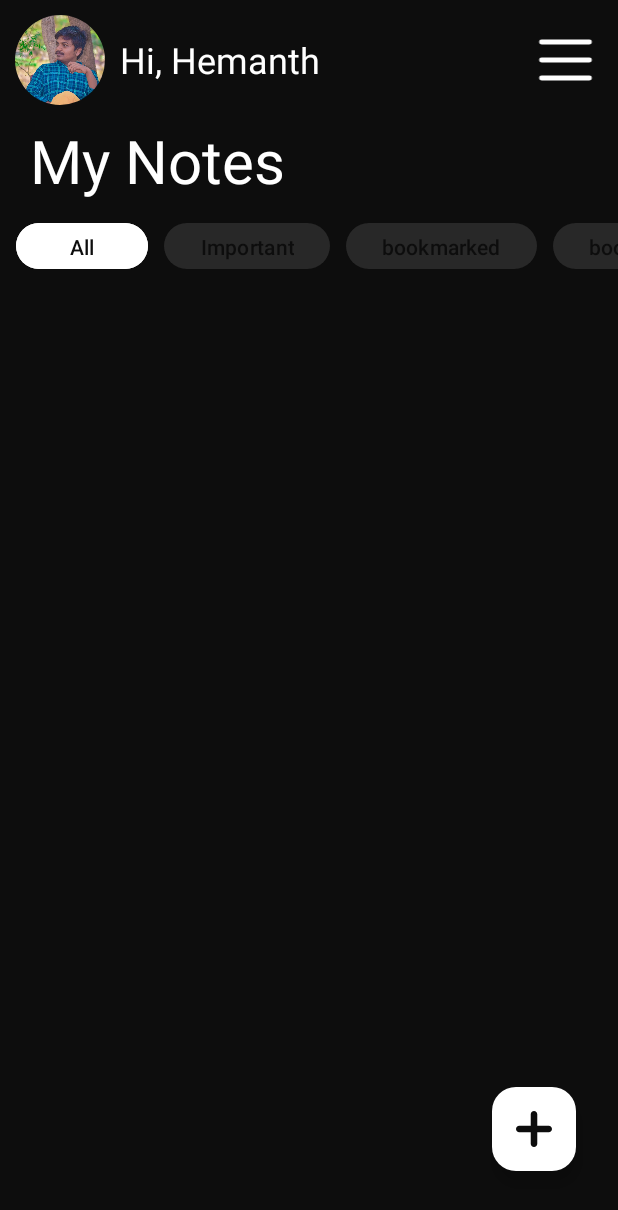
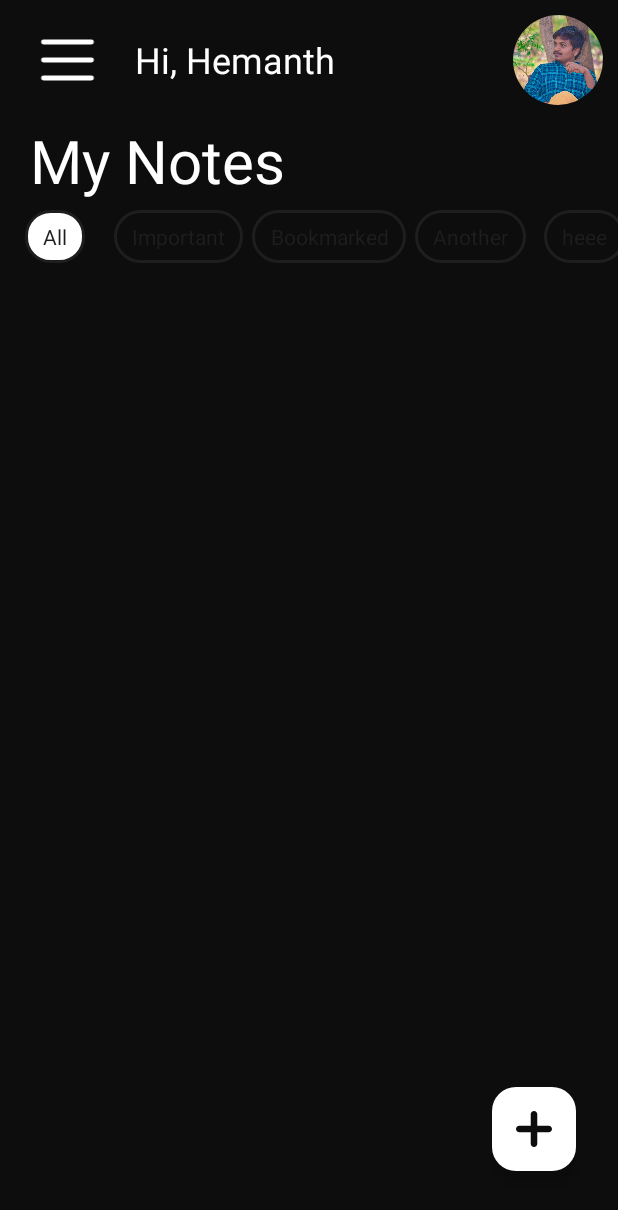
Before and after one commit to Thogaruchesti-hemanth/Notes-App, an Android app: the screen it shows after launch (MainActivity), on a phone screen of 412 x 824 dp. Shown: the top 1210 px of the screen. Run offline under Robolectric (Android 15) with nearby library versions, the phone set to English and light mode, and no system bars.

Commit message:
drawerLayout added

```diff
--- a/app/src/main/java/com/example/notes/MainActivity.java
+++ b/app/src/main/java/com/example/notes/MainActivity.java
@@ -5,12 +5,16 @@ import android.content.Intent;
 import android.os.Bundle;
 import android.util.Log;
 import android.view.View;
+import android.widget.ImageView;
+import android.widget.TextView;
 
 import androidx.activity.EdgeToEdge;
 import androidx.appcompat.app.AppCompatActivity;
 import androidx.core.graphics.Insets;
+import androidx.core.view.GravityCompat;
 import androidx.core.view.ViewCompat;
 import androidx.core.view.WindowInsetsCompat;
+import androidx.drawerlayout.widget.DrawerLayout;
 import androidx.recyclerview.widget.DividerItemDecoration;
 import androidx.recyclerview.widget.GridLayoutManager;
 import androidx.recyclerview.widget.LinearLayoutManager;
@@ -18,6 +22,7 @@ import androidx.recyclerview.widget.RecyclerView;
 import androidx.recyclerview.widget.StaggeredGridLayoutManager;
 
 import com.google.android.material.floatingactionbutton.FloatingActionButton;
+import com.google.android.material.tabs.TabLayout;
 
 import java.util.ArrayList;
 import java.util.List;
@@ -32,6 +37,8 @@ public class MainActivity extends AppCompatActivity {
     NoteAdapter noteAdapter;
     ArrayList<Note> notesList;
 
+    private TabLayout tabLayout;
+
     @Override
     protected void onCreate(Bundle savedInstanceState) {
         super.onCreate(savedInstanceState);
@@ -40,6 +47,55 @@ public class MainActivity extends AppCompatActivity {
         dbHelper = new DatabaseHelper(this);
         recyclerView=findViewById(R.id.recyclerView);
         flabButton=findViewById(R.id.floatingActionButton);
+        tabLayout = findViewById(R.id.tabLayout);
+
+        String[] tabTitles = {"All", "Important", "Bookmarked", "Another","heee","eedfdf","efefdfd0","fdaew"};
+
+        for (String title : tabTitles) {
+            TabLayout.Tab tab = tabLayout.newTab();
+            tab.setCustomView(R.layout.tab_item);
+            TextView tabText = tab.getCustomView().findViewById(R.id.tabText);
+            tabText.setText(title);
+
+            tabLayout.addTab(tab);
+        }
+
+        tabLayout.addOnTabSelectedListener(new TabLayout.OnTabSelectedListener() {
+            @Override
+            public void onTabSelected(TabLayout.Tab tab) {
+
+                View customView = tab.getCustomView();
+                if (customView != null) {
+                    customView.setBackgroundResource(R.drawable.button_background);
+                }
+            }
+
+            @Override
+            public void onTabUnselected(TabLayout.Tab tab) {
+                View customView = tab.getCustomView();
+                if (customView != null) {
+                    customView.setBackgroundResource(R.drawable.button_background);
+                }
+            }
+
+            @Override
+            public void onTabReselected(TabLayout.Tab tab) {
+                // Optional: Handle reselection
+            }
+        });
+
+
+
+        DrawerLayout drawerLayout = findViewById(R.id.main);
+        ImageView menuButton = findViewById(R.id.menubutton);
+
+        menuButton.setOnClickListener(v -> {
+            if (drawerLayout.isDrawerOpen(GravityCompat.START)) {
+                drawerLayout.closeDrawer(GravityCompat.START);
+            } else {
+                drawerLayout.openDrawer(GravityCompat.START);
+            }
+        });
 
 
         notesList=dbHelper.getAllNotes();
--- a/app/src/main/res/drawable/button_background.xml
+++ b/app/src/main/res/drawable/button_background.xml
@@ -1,19 +1,29 @@
-<?xml version="1.0" encoding="utf-8"?>
-<shape xmlns:android="http://schemas.android.com/apk/res/android">
-
-
-    <!-- Set the corner radius for rounded edges -->
+<selector xmlns:android="http://schemas.android.com/apk/res/android">
+    <item android:state_selected="true">
+        <shape android:shape="rectangle">
+            <solid android:color="@color/white" />
             <corners android:radius="16dp" />
-
-    <!-- Optionally, you can add a border -->
             <stroke
                 android:color="#1D1E1D"
                 android:width="2dp" />
-
-    <!-- Add padding inside the button -->
             <padding
-        android:left="24dp"
-        android:top="16dp"
-        android:right="24dp"
-        android:bottom="16dp" />
+                android:left="12dp"
+                android:top="8dp"
+                android:right="12dp"
+                android:bottom="8dp" />
         </shape>
+    </item>
+    <item>
+        <shape android:shape="rectangle">
+            <corners android:radius="24dp" />
+            <stroke
+                android:color="#1D1E1D"
+                android:width="2dp" />
+            <padding
+                android:left="12dp"
+                android:top="8dp"
+                android:right="12dp"
+                android:bottom="8dp" />
+        </shape>
+    </item>
+</selector>
--- /dev/null
+++ b/app/src/main/res/drawable/circle_background.xml
@@ -0,0 +1,11 @@
+<?xml version="1.0" encoding="utf-8"?>
+<shape xmlns:android="http://schemas.android.com/apk/res/android"
+    android:shape="oval">
+
+    <solid android:color="@color/white" /> <!-- Background color -->
+    <size android:width="80dp" android:height="80dp" /> <!-- Optional: Define fixed size -->
+    <stroke
+        android:width="1dp"
+        android:color="@color/black" /> <!-- Optional: Add a border -->
+
+</shape>
--- /dev/null
+++ b/app/src/main/res/drawable/ic_all_notes.xml
@@ -0,0 +1,5 @@
+<vector android:autoMirrored="true" android:height="24dp"
+    android:tint="#000000" android:viewportHeight="24"
+    android:viewportWidth="24" android:width="24dp" xmlns:android="http://schemas.android.com/apk/res/android">
+    <path android:fillColor="@android:color/white" android:pathData="M3,18h12v-2L3,16v2zM3,6v2h18L21,6L3,6zM3,13h18v-2L3,11v2z"/>
+</vector>
--- /dev/null
+++ b/app/src/main/res/drawable/ic_important.xml
@@ -0,0 +1,5 @@
+<vector android:height="24dp" android:tint="#000000"
+    android:viewportHeight="24" android:viewportWidth="24"
+    android:width="24dp" xmlns:android="http://schemas.android.com/apk/res/android">
+    <path android:fillColor="@android:color/white" android:pathData="M22,9.24l-7.19,-0.62L12,2 9.19,8.63 2,9.24l5.46,4.73L5.82,21 12,17.27 18.18,21l-1.63,-7.03L22,9.24zM12,15.4l-3.76,2.27 1,-4.28 -3.32,-2.88 4.38,-0.38L12,6.1l1.71,4.04 4.38,0.38 -3.32,2.88 1,4.28L12,15.4z"/>
+</vector>
--- /dev/null
+++ b/app/src/main/res/drawable/ic_logout.xml
@@ -0,0 +1,5 @@
+<vector android:autoMirrored="true" android:height="24dp"
+    android:tint="#000000" android:viewportHeight="24"
+    android:viewportWidth="24" android:width="24dp" xmlns:android="http://schemas.android.com/apk/res/android">
+    <path android:fillColor="@android:color/white" android:pathData="M17,7l-1.41,1.41L18.17,11H8v2h10.17l-2.58,2.58L17,17l5,-5zM4,5h8V3H4c-1.1,0 -2,0.9 -2,2v14c0,1.1 0.9,2 2,2h8v-2H4V5z"/>
+</vector>
--- /dev/null
+++ b/app/src/main/res/drawable/ic_reminders.xml
@@ -0,0 +1,5 @@
+<vector android:height="24dp" android:tint="#000000"
+    android:viewportHeight="24" android:viewportWidth="24"
+    android:width="24dp" xmlns:android="http://schemas.android.com/apk/res/android">
+    <path android:fillColor="@android:color/white" android:pathData="M22,5.72l-4.6,-3.86 -1.29,1.53 4.6,3.86L22,5.72zM7.88,3.39L6.6,1.86 2,5.71l1.29,1.53 4.59,-3.85zM12.5,8L11,8v6l4.75,2.85 0.75,-1.23 -4,-2.37L12.5,8zM12,4c-4.97,0 -9,4.03 -9,9s4.02,9 9,9c4.97,0 9,-4.03 9,-9s-4.03,-9 -9,-9zM12,20c-3.87,0 -7,-3.13 -7,-7s3.13,-7 7,-7 7,3.13 7,7 -3.13,7 -7,7z"/>
+</vector>
--- /dev/null
+++ b/app/src/main/res/drawable/ic_support.xml
@@ -0,0 +1,8 @@
+<vector android:height="24dp" android:tint="#000000"
+    android:viewportHeight="24" android:viewportWidth="24"
+    android:width="24dp" xmlns:android="http://schemas.android.com/apk/res/android">
+    <path android:fillColor="@android:color/white" android:pathData="M21,12.22C21,6.73 16.74,3 12,3c-4.69,0 -9,3.65 -9,9.28C2.4,12.62 2,13.26 2,14v2c0,1.1 0.9,2 2,2h1v-6.1c0,-3.87 3.13,-7 7,-7s7,3.13 7,7V19h-8v2h8c1.1,0 2,-0.9 2,-2v-1.22c0.59,-0.31 1,-0.92 1,-1.64v-2.3C22,13.14 21.59,12.53 21,12.22z"/>
+    <path android:fillColor="@android:color/white" android:pathData="M9,13m-1,0a1,1 0,1 1,2 0a1,1 0,1 1,-2 0"/>
+    <path android:fillColor="@android:color/white" android:pathData="M15,13m-1,0a1,1 0,1 1,2 0a1,1 0,1 1,-2 0"/>
+    <path android:fillColor="@android:color/white" android:pathData="M18,11.03C17.52,8.18 15.04,6 12.05,6c-3.03,0 -6.29,2.51 -6.03,6.45c2.47,-1.01 4.33,-3.21 4.86,-5.89C12.19,9.19 14.88,11 18,11.03z"/>
+</vector>
--- /dev/null
+++ b/app/src/main/res/drawable/ic_todo.xml
@@ -0,0 +1,5 @@
+<vector android:height="24dp" android:tint="#000000"
+    android:viewportHeight="24" android:viewportWidth="24"
+    android:width="24dp" xmlns:android="http://schemas.android.com/apk/res/android">
+    <path android:fillColor="@android:color/white" android:pathData="M17,12c-2.76,0 -5,2.24 -5,5s2.24,5 5,5c2.76,0 5,-2.24 5,-5S19.76,12 17,12zM18.65,19.35l-2.15,-2.15V14h1v2.79l1.85,1.85L18.65,19.35zM18,3h-3.18C14.4,1.84 13.3,1 12,1S9.6,1.84 9.18,3H6C4.9,3 4,3.9 4,5v15c0,1.1 0.9,2 2,2h6.11c-0.59,-0.57 -1.07,-1.25 -1.42,-2H6V5h2v3h8V5h2v5.08c0.71,0.1 1.38,0.31 2,0.6V5C20,3.9 19.1,3 18,3zM12,5c-0.55,0 -1,-0.45 -1,-1c0,-0.55 0.45,-1 1,-1c0.55,0 1,0.45 1,1C13,4.55 12.55,5 12,5z"/>
+</vector>
--- /dev/null
+++ b/app/src/main/res/drawable/ic_wishes.xml
@@ -0,0 +1,5 @@
+<vector android:height="24dp" android:tint="#000000"
+    android:viewportHeight="24" android:viewportWidth="24"
+    android:width="24dp" xmlns:android="http://schemas.android.com/apk/res/android">
+    <path android:fillColor="@android:color/white" android:pathData="M16.5,6v11.5c0,2.21 -1.79,4 -4,4s-4,-1.79 -4,-4V5c0,-1.38 1.12,-2.5 2.5,-2.5s2.5,1.12 2.5,2.5v10.5c0,0.55 -0.45,1 -1,1s-1,-0.45 -1,-1V6H10v9.5c0,1.38 1.12,2.5 2.5,2.5s2.5,-1.12 2.5,-2.5V5c0,-2.21 -1.79,-4 -4,-4S7,2.79 7,5v12.5c0,3.04 2.46,5.5 5.5,5.5s5.5,-2.46 5.5,-5.5V6h-1.5z"/>
+</vector>
--- a/app/src/main/res/layout/activity_main.xml
+++ b/app/src/main/res/layout/activity_main.xml
@@ -1,37 +1,39 @@
 <?xml version="1.0" encoding="utf-8"?>
-<androidx.constraintlayout.widget.ConstraintLayout xmlns:android="http://schemas.android.com/apk/res/android"
+<androidx.drawerlayout.widget.DrawerLayout
+    xmlns:android="http://schemas.android.com/apk/res/android"
     xmlns:app="http://schemas.android.com/apk/res-auto"
-    xmlns:tools="http://schemas.android.com/tools"
     android:id="@+id/main"
     android:layout_width="match_parent"
     android:layout_height="match_parent"
-    android:background="@color/black"
-    tools:context=".MainActivity">
+    android:background="@color/black">
 
+    <!-- Main Content -->
+    <androidx.constraintlayout.widget.ConstraintLayout
+        android:layout_width="match_parent"
+        android:layout_height="match_parent">
 
+        <!-- Top Menu Layout -->
         <androidx.appcompat.widget.LinearLayoutCompat
             android:id="@+id/menulayout"
             android:layout_width="0dp"
             android:layout_height="60dp"
+            android:gravity="center_vertical"
             android:layout_marginTop="10dp"
-        android:layout_marginBottom="10dp"
-        android:gravity="center_vertical"
-        app:layout_constraintEnd_toEndOf="parent"
             android:paddingLeft="10dp"
+            app:layout_constraintTop_toTopOf="parent"
             app:layout_constraintStart_toStartOf="parent"
-        app:layout_constraintTop_toTopOf="parent">
+            app:layout_constraintEnd_toEndOf="parent">
 
-        <com.google.android.material.imageview.ShapeableImageView
-            android:id="@+id/roundImageView"
-            android:layout_width="60dp"
+            <ImageView
+                android:id="@+id/menubutton"
+                android:layout_width="wrap_content"
                 android:layout_height="wrap_content"
-            android:scaleType="centerCrop"
-            android:src="@mipmap/profile_pic"
-            app:shapeAppearanceOverlay="@style/RoundedImageStyle" />
+                android:padding="10dp"
+                android:src="@drawable/ic_menu" />
 
             <TextView
                 android:id="@+id/name"
-            android:layout_width="wrap_content"
+                android:layout_width="0dp"
                 android:layout_height="wrap_content"
                 android:layout_weight="1"
                 android:paddingLeft="10dp"
@@ -39,87 +41,56 @@
                 android:textColor="@color/white"
                 android:textSize="24sp" />
 
-        <ImageView
-            android:id="@+id/menubutton"
+            <com.google.android.material.imageview.ShapeableImageView
+                android:id="@+id/roundImageView"
+                android:layout_width="60dp"
+                android:layout_height="60dp"
+                android:layout_margin="10dp"
+                android:scaleType="centerCrop"
+                android:src="@mipmap/profile_pic"
+                app:shapeAppearanceOverlay="@style/RoundedImageStyle" />
+        </androidx.appcompat.widget.LinearLayoutCompat>
+
+        <!-- Title -->
+        <TextView
+            android:id="@+id/text1"
             android:layout_width="wrap_content"
             android:layout_height="wrap_content"
-            android:padding="10dp"
-            android:src="@drawable/ic_menu" />
-    </androidx.appcompat.widget.LinearLayoutCompat>
+            android:layout_marginStart="20dp"
+            android:layout_marginTop="10dp"
+            android:text="My Notes"
+            android:textColor="@color/white"
+            android:textSize="40sp"
+            app:layout_constraintTop_toBottomOf="@id/menulayout"
+            app:layout_constraintStart_toStartOf="parent" />
 
-    <TextView
-        android:id="@+id/text1"
+        <!-- Tab Layout -->
+        <com.google.android.material.tabs.TabLayout
+            android:id="@+id/tabLayout"
             android:layout_width="match_parent"
             android:layout_height="wrap_content"
-        android:text="My Notes"
-        android:textSize="40sp"
-        android:textColor="@color/white"
-        android:layout_marginLeft="20dp"
-        android:layout_marginTop="10dp"
-        app:layout_constraintTop_toBottomOf="@+id/menulayout"
-        app:layout_constraintLeft_toLeftOf="parent"
-        app:layout_constraintRight_toRightOf="parent"/>
+            android:background="@color/black"
+            app:tabMode="scrollable"
+            app:tabIndicator="@null"
+            app:tabRippleColor="@null"
+            app:tabPaddingEnd="2dp"
+            app:tabPaddingStart="4dp"
+            app:layout_constraintTop_toBottomOf="@id/text1"
+            app:layout_constraintStart_toStartOf="parent"
+            app:layout_constraintEnd_toEndOf="parent" />
 
-    <HorizontalScrollView
-        android:id="@+id/typesLayout"
-        android:layout_width="wrap_content"
-        android:layout_height="60dp"
-        android:scrollbars="none"
-        app:layout_constraintTop_toBottomOf="@id/text1"
-        app:layout_constraintLeft_toLeftOf="parent">
-        <androidx.appcompat.widget.LinearLayoutCompat
-            android:layout_width="match_parent"
-            android:layout_height="60dp"
-            android:orientation="horizontal"
-            android:padding="5dp">
-            <Button
-                android:id="@id/AllBtn"
-                android:layout_width="wrap_content"
-                android:layout_height="wrap_content"
-                android:backgroundTint="@color/white"
-                android:text="All"
-                android:layout_margin="5dp"
-                android:textColor="@color/black" />
-            <Button
-                android:id="@id/AllBtn"
-                android:layout_width="wrap_content"
-                android:layout_height="wrap_content"
-                android:backgroundTint="#0FFFFFFF"
-                android:text="Important"
-                android:layout_margin="5dp"
-                android:textColor="@color/black" />
-
-            <Button
-                android:id="@id/AllBtn"
-                android:layout_width="wrap_content"
-                android:layout_height="wrap_content"
-                android:backgroundTint="#0FFFFFFF"
-                android:text="bookmarked"
-                android:layout_margin="5dp"
-                android:textColor="@color/black" />
-            <Button
-                android:id="@id/AllBtn"
-                android:layout_width="wrap_content"
-                android:layout_height="wrap_content"
-                android:backgroundTint="#0FFFFFFF"
-                android:text="bookmarked"
-                android:layout_margin="5dp"
-                android:textColor="@color/black" />
-        </androidx.appcompat.widget.LinearLayoutCompat>
-</HorizontalScrollView>
-
+        <!-- RecyclerView -->
         <androidx.recyclerview.widget.RecyclerView
             android:id="@+id/recyclerView"
             android:layout_width="match_parent"
             android:layout_height="0dp"
             android:layout_margin="10dp"
-        android:layout_marginBottom="9dp"
-        app:layout_constraintBottom_toBottomOf="parent"
+            app:layout_constraintTop_toBottomOf="@id/tabLayout"
+            app:layout_constraintStart_toStartOf="parent"
             app:layout_constraintEnd_toEndOf="parent"
-        app:layout_constraintStart_toStartOf="parent"
-        app:layout_constraintTop_toBottomOf="@+id/typesLayout"
-        />
+            app:layout_constraintBottom_toTopOf="@id/floatingActionButton" />
 
+        <!-- Floating Action Button -->
         <com.google.android.material.floatingactionbutton.FloatingActionButton
             android:id="@+id/floatingActionButton"
             android:layout_width="wrap_content"
@@ -133,3 +104,13 @@
             app:srcCompat="@drawable/ic_plus"
             app:tint="@color/black" />
     </androidx.constraintlayout.widget.ConstraintLayout>
+
+    <!-- Navigation Drawer -->
+    <com.google.android.material.navigation.NavigationView
+        android:id="@+id/nav_view"
+        android:layout_width="280dp"
+        android:layout_height="match_parent"
+        android:layout_gravity="start"
+        app:headerLayout="@layout/nav_header"
+        app:menu="@menu/drawer_menu" />
+</androidx.drawerlayout.widget.DrawerLayout>
--- /dev/null
+++ b/app/src/main/res/layout/nav_header.xml
@@ -0,0 +1,58 @@
+<?xml version="1.0" encoding="utf-8"?>
+<androidx.constraintlayout.widget.ConstraintLayout
+    xmlns:android="http://schemas.android.com/apk/res/android"
+    xmlns:app="http://schemas.android.com/apk/res-auto"
+    android:layout_width="match_parent"
+    android:layout_height="150dp"
+    android:background="@color/grey"
+    android:padding="16dp">
+
+    <!-- Profile Image -->
+    <com.google.android.material.imageview.ShapeableImageView
+        android:id="@+id/header_profile_image"
+        android:layout_width="80dp"
+        android:layout_height="80dp"
+        android:layout_marginEnd="16dp"
+        android:src="@mipmap/profile_pic"
+        android:scaleType="centerCrop"
+        app:shapeAppearanceOverlay="@style/RoundedImageStyle"
+        app:layout_constraintTop_toTopOf="parent"
+        app:layout_constraintBottom_toBottomOf="parent"
+        app:layout_constraintStart_toStartOf="parent" />
+
+    <!-- User Info Container -->
+    <LinearLayout
+        android:layout_width="0dp"
+        android:layout_height="wrap_content"
+        android:orientation="vertical"
+        android:gravity="center_vertical"
+        android:layout_marginLeft="16dp"
+        app:layout_constraintTop_toTopOf="@+id/header_profile_image"
+        app:layout_constraintBottom_toBottomOf="@+id/header_profile_image"
+        app:layout_constraintStart_toEndOf="@+id/header_profile_image"
+        app:layout_constraintEnd_toEndOf="parent">
+
+        <!-- User Name -->
+        <TextView
+            android:id="@+id/header_user_name"
+            android:layout_width="wrap_content"
+            android:layout_height="wrap_content"
+            android:text="User Name"
+            android:textColor="@color/white"
+            android:textSize="20sp"
+            android:textStyle="bold"
+            android:ellipsize="end"
+            android:maxLines="1" />
+        <TextView
+            android:id="@+id/header_user_email"
+            android:layout_width="wrap_content"
+            android:layout_height="wrap_content"
+            android:text="user@example.com"
+            android:textColor="@color/white"
+            android:textSize="14sp"
+            android:ellipsize="end"
+            android:maxLines="1" />
+
+    </LinearLayout>
+
+</androidx.constraintlayout.widget.ConstraintLayout>
--- /dev/null
+++ b/app/src/main/res/layout/tab_item.xml
@@ -0,0 +1,18 @@
+<?xml version="1.0" encoding="utf-8"?>
+<LinearLayout
+    xmlns:android="http://schemas.android.com/apk/res/android"
+    android:layout_width="wrap_content"
+    android:layout_height="wrap_content"
+    android:orientation="vertical"
+    android:gravity="center"
+    android:background="@drawable/button_background"
+    android:layout_margin="0dp">
+    <TextView
+        android:id="@+id/tabText"
+        android:layout_width="wrap_content"
+        android:layout_height="wrap_content"
+        android:text="Tab"
+        android:textColor="@color/grey"
+        android:textSize="14sp"
+        android:gravity="center" />
+</LinearLayout>
--- /dev/null
+++ b/app/src/main/res/menu/drawer_menu.xml
@@ -0,0 +1,43 @@
+<?xml version="1.0" encoding="utf-8"?>
+<menu xmlns:android="http://schemas.android.com/apk/res/android">
+
+    <!-- Notes Group -->
+    <group android:id="@+id/group_notes" android:checkableBehavior="none">
+        <item
+            android:id="@+id/menu_all_notes"
+            android:icon="@drawable/ic_all_notes"
+            android:title="All Notes" />
+
+        <item
+            android:id="@+id/menu_important"
+            android:icon="@drawable/ic_important"
+            android:title="Important" />
+
+        <item
+            android:id="@+id/menu_reminders"
+            android:icon="@drawable/ic_reminders"
+            android:title="Reminders" />
+
+        <item
+            android:id="@+id/menu_todo"
+            android:icon="@drawable/ic_todo"
+            android:title="To-Do" />
+
+        <item
+            android:id="@+id/menu_wishes"
+            android:icon="@drawable/ic_wishes"
+            android:title="Wishes" />
+    </group>
+    <group android:id="@+id/group_settings" android:checkableBehavior="none">
+        <item
+            android:id="@+id/menu_logout"
+            android:icon="@drawable/ic_logout"
+            android:title="Logout" />
+
+        <item
+            android:id="@+id/menu_support"
+            android:icon="@drawable/ic_support"
+            android:title="Support" />
+    </group>
+
+</menu>
--- a/app/src/main/res/values/colors.xml
+++ b/app/src/main/res/values/colors.xml
@@ -2,4 +2,5 @@
 <resources>
     <color name="black">#0d0d0d</color>
     <color name="white">#FFFFFF</color>
+    <color name="grey">#1D1E1D</color>
 </resources>
--- a/app/src/main/res/values/styles.xml
+++ b/app/src/main/res/values/styles.xml
@@ -4,4 +4,11 @@
 <item name="cornerFamily">rounded</item>
 <item name="cornerSize">50%</item>
 </style>
+
+    <style name="DrawerGroupTitle">
+        <item name="android:textSize">16sp</item>
+        <item name="android:textStyle">bold</item>
+        <item name="android:textColor">@color/white</item>
+    </style>
+
 </resources>
```
Also changed, not shown: app/src/main/ic_launcher-playstore.png (added). Lines whose indentation alone changed are shown as unchanged.
